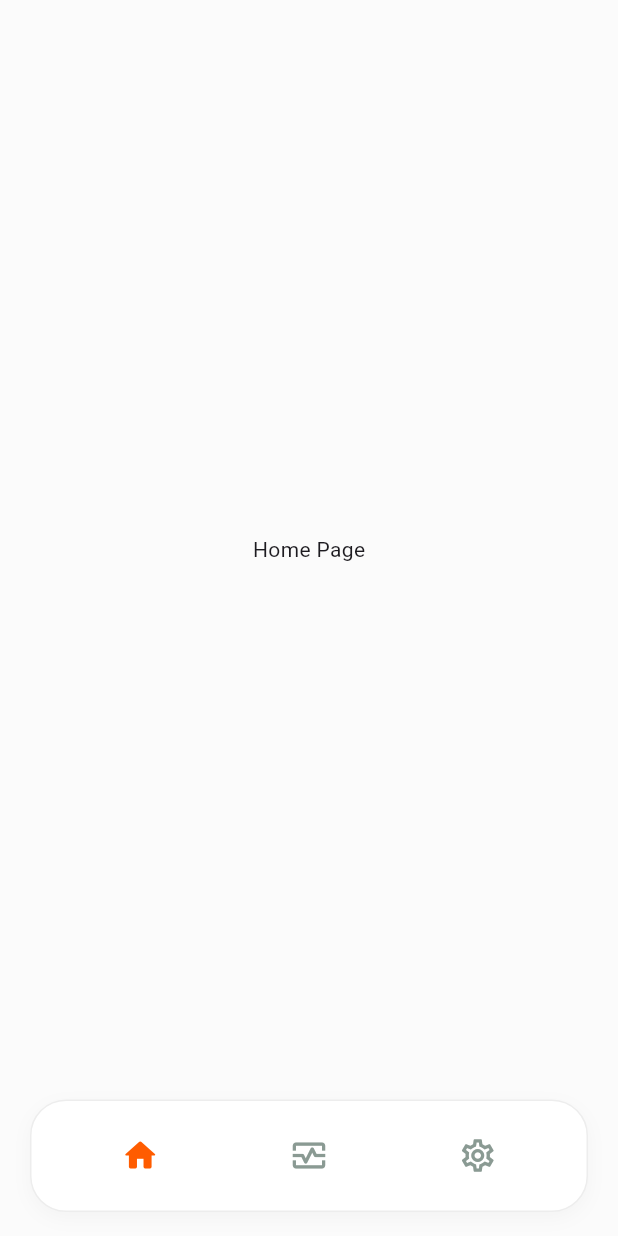
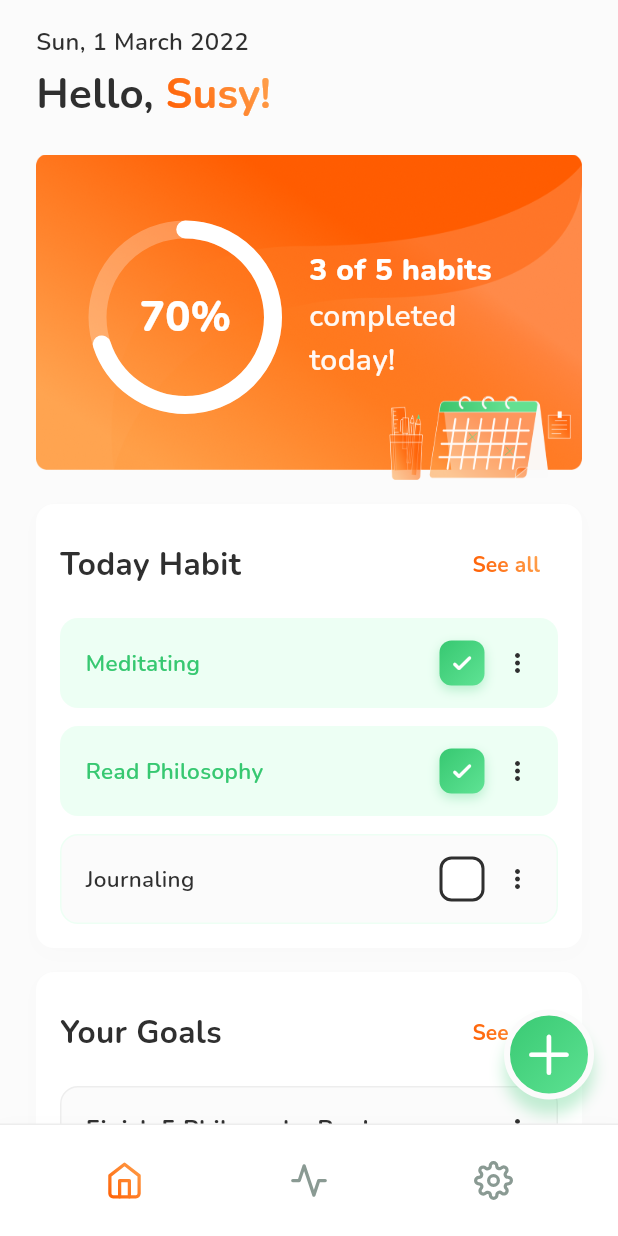
Before and after one commit to Mishaba189/Habita, a Flutter app: the BottomMenu screen opened directly, on a phone screen of 412 x 824 dp. Run offline on Flutter 3.47's test engine with Material 3 defaults, Android fonts, the phone set to English and light mode, and no system bars; our stand-ins replace firebase_auth, firebase_core, flutter_svg, google_fonts; accounts and stored records are empty.

Commit message:
home screen ui,bottom navigation bar function

```diff
--- a/lib/constants/app_colors.dart
+++ b/lib/constants/app_colors.dart
@@ -10,4 +10,9 @@ class AppColors {
     begin: Alignment.bottomLeft,
     end: Alignment.topRight,
   );
+  static const LinearGradient greenGradient = LinearGradient(
+    colors: [Color(0xFF37C871), Color(0xFF5FE394)],
+    begin: Alignment.topLeft,
+    end: Alignment.bottomRight,
+  );
 }
--- a/lib/screens/bottom_menu.dart
+++ b/lib/screens/bottom_menu.dart
@@ -1,6 +1,7 @@
 import 'package:flutter/material.dart';
-
+import 'package:habita/screens/home_screen.dart';
 import '../constants/app_colors.dart';
+import 'package:flutter_svg/flutter_svg.dart';
 
 class BottomMenuController {
   final ValueNotifier<int> currentIndex = ValueNotifier<int>(0);
@@ -13,19 +14,16 @@ class BottomMenuController {
     currentIndex.dispose();
   }
 }
-
 class BottomMenu extends StatelessWidget {
   final BottomMenuController controller = BottomMenuController();
   BottomMenu({super.key});
-
   @override
   Widget build(BuildContext context) {
     final double screenHeight = MediaQuery.of(context).size.height;
     final double screenWidth = MediaQuery.of(context).size.width;
     final double bottomPadding = MediaQuery.of(context).padding.bottom;
-
     final List<Widget> pages = [
-      const Center(child: Text("Home Page")),
+      HomeScreen(),
       const Center(child: Text("Activity Page")),
       const Center(child: Text("Settings Page")),
     ];
@@ -37,22 +35,11 @@ class BottomMenu extends StatelessWidget {
           backgroundColor: AppColors.grey,
           body: IndexedStack(index: activeIndex, children: pages),
           bottomNavigationBar: SafeArea(
-            child: Padding(
-              padding: EdgeInsets.fromLTRB(
-                20.0,
-                0.0,
-                20.0,
-                bottomPadding > 0 ? bottomPadding * 0.4 : 16.0,
-              ),
             child: Container(
               height: screenHeight < 700 ? 65 : 75,
               decoration: BoxDecoration(
                 color: Colors.white,
-                  borderRadius: BorderRadius.circular(24.0),
-                  border: Border.all(
-                    color: const Color(0xFFEDEDED),
-                    width: 1,
-                  ),
+                border: Border(top: BorderSide( color: const Color(0xFFEDEDED), width: 1,)),
                 boxShadow: [
                   BoxShadow(
                     color: Colors.black.withOpacity(0.03),
@@ -67,29 +54,25 @@ class BottomMenu extends StatelessWidget {
                   _navItem(
                     context: context,
                     index: 0,
-                      outlineIcon: Icons.home_outlined,
-                      filledIcon: Icons.home_rounded,
+                    assetPath: 'assets/icons/home.svg',
                     currentIndex: activeIndex,
                     screenWidth: screenWidth,
                   ),
                   _navItem(
                     context: context,
                     index: 1,
-                      outlineIcon: Icons.monitor_heart_outlined,
-                      filledIcon: Icons.monitor_heart_rounded,
+                    assetPath: 'assets/icons/activity.svg',
                     currentIndex: activeIndex,
                     screenWidth: screenWidth,
                   ),
                   _navItem(
                     context: context,
                     index: 2,
-                      outlineIcon: Icons.settings_outlined,
-                      filledIcon: Icons.settings_rounded,
+                    assetPath: 'assets/icons/settings.svg',
                     currentIndex: activeIndex,
                     screenWidth: screenWidth,
                   ),
                 ],
-                ),
               ),
             ),
           ),
@@ -101,15 +84,12 @@ class BottomMenu extends StatelessWidget {
   Widget _navItem({
     required BuildContext context,
     required int index,
-    required IconData outlineIcon,
-    required IconData filledIcon,
+    required String assetPath,
     required int currentIndex,
     required double screenWidth,
   }) {
     final bool isSelected = currentIndex == index;
-    final Color activeColor = AppColors.orange;
     final Color inactiveColor = const Color(0xFF8A9A93);
-
     final double computedWidth = screenWidth * 0.22;
 
     return GestureDetector(
@@ -123,10 +103,30 @@ class BottomMenu extends StatelessWidget {
           mainAxisAlignment: MainAxisAlignment.center,
           mainAxisSize: MainAxisSize.min,
           children: [
-            Icon(
-              isSelected ? filledIcon : outlineIcon,
-              color: isSelected ? activeColor : inactiveColor,
-              size: 26,
+            isSelected
+                ? ShaderMask(
+              shaderCallback: (Rect bounds) {
+                return AppColors.orangeGradient.createShader(bounds);
+              },
+              blendMode: BlendMode.srcIn,
+              child: SvgPicture.asset(
+                assetPath,
+                height: 26,
+                width: 26,
+                colorFilter: const ColorFilter.mode(
+                  Colors.white,
+                  BlendMode.srcIn,
+                ),
+              ),
+            )
+                : SvgPicture.asset(
+              assetPath,
+              height: 26,
+              width: 26,
+              colorFilter: ColorFilter.mode(
+                inactiveColor,
+                BlendMode.srcIn,
+              ),
             ),
           ],
         ),
--- /dev/null
+++ b/lib/screens/home_screen.dart
@@ -0,0 +1,528 @@
+import 'package:flutter/cupertino.dart';
+import 'package:flutter/material.dart';
+import 'package:google_fonts/google_fonts.dart';
+
+import '../constants/app_colors.dart';
+
+class HabitItem {
+  final String title;
+  bool isCompleted;
+
+  HabitItem({required this.title, required this.isCompleted});
+}
+
+class GoalItem {
+  final String title;
+  final double progressValue;
+  final String progressText;
+  final String frequency;
+
+  GoalItem({
+    required this.title,
+    required this.progressValue,
+    required this.progressText,
+    required this.frequency,
+  });
+}
+
+class HomeScreen extends StatelessWidget {
+  HomeScreen({super.key});
+  final ValueNotifier<List<HabitItem>> _habitsNotifier = ValueNotifier([
+    HabitItem(title: "Meditating", isCompleted: true),
+    HabitItem(title: "Read Philosophy", isCompleted: true),
+    HabitItem(title: "Journaling", isCompleted: false),
+  ]);
+
+  final ValueNotifier<List<GoalItem>> _goalsNotifier = ValueNotifier([
+    GoalItem(
+      title: "Finish 5 Philosophy Books",
+      progressValue: 0.7,
+      progressText: "5 from 7 days target",
+      frequency: "Everyday",
+    ),
+    GoalItem(
+      title: "Sleep before 11 pm",
+      progressValue: 0.7,
+      progressText: "5 from 7 days target",
+      frequency: "Everyday",
+    ),
+    GoalItem(
+      title: "Finish read The Hobbits",
+      progressValue: 0.5,
+      progressText: "3 from 7 days target",
+      frequency: "Everyday",
+    ),
+  ]);
+
+  @override
+  Widget build(BuildContext context) {
+    return Scaffold(
+      backgroundColor: AppColors.grey,
+      body: SafeArea(
+        child: SingleChildScrollView(
+          padding: const EdgeInsets.symmetric(horizontal: 24.0, vertical: 16.0),
+          child: Column(
+            crossAxisAlignment: CrossAxisAlignment.start,
+            children: [
+              // Date Subheader
+              Text(
+                "Sun, 1 March 2022",
+                style: GoogleFonts.nunito(
+                  color: AppColors.blackGrey,
+                  fontSize: 16,
+                  fontWeight: FontWeight.w600,
+                ),
+              ),
+              const SizedBox(height: 4),
+              // Greeting Header
+              Row(
+                mainAxisAlignment: MainAxisAlignment.spaceBetween,
+                children: [
+                  Row(
+                    children: [
+                      Text(
+                        "Hello, ",
+                        style: GoogleFonts.nunito(
+                          fontSize: 28,
+                          fontWeight: FontWeight.bold,
+                          color: AppColors.blackGrey,
+                        ),
+                      ),
+                      ShaderMask(
+                        shaderCallback: (Rect bounds) {
+                          return AppColors.orangeGradient.createShader(bounds);
+                        },
+                        blendMode: BlendMode.srcIn,
+                        child: Text(
+                          "Susy!",
+                          style: GoogleFonts.nunito(
+                            fontSize: 28,
+                            fontWeight: FontWeight.bold,
+                            color: Colors.white,
+                          ),
+                        ),
+                      ),
+                    ],
+                  ),
+                ],
+              ),
+              const SizedBox(height: 20),
+
+              // Progress Banner Card
+              Container(
+                width: double.infinity,
+                height: 217,
+                padding: const EdgeInsets.symmetric(horizontal: 41, vertical: 24),
+                decoration: const BoxDecoration(
+                  image: DecorationImage(
+                    image: AssetImage('assets/images/banner_bg.png'),
+                    fit: BoxFit.fill,
+                    alignment: Alignment.center,
+                  ),
+                ),
+                child: Stack(
+                  children: [
+                    Align(
+                      alignment: Alignment.center,
+                      child: Row(
+                        crossAxisAlignment: CrossAxisAlignment.center,
+                        children: [
+                          SizedBox(
+                            width: 117,
+                            height: 117,
+                            child: Stack(
+                              alignment: Alignment.center,
+                              children: [
+                                SizedBox.expand(
+                                  child: CircularProgressIndicator(
+                                    value: 0.7,
+                                    strokeWidth: 12,
+                                    backgroundColor: Colors.white.withValues(alpha: 0.25),
+                                    valueColor: const AlwaysStoppedAnimation<Color>(Colors.white),
+                                    strokeCap: StrokeCap.round,
+                                  ),
+                                ),
+                                Center(
+                                  child: FittedBox(
+                                    fit: BoxFit.scaleDown,
+                                    child: Padding(
+                                      padding: const EdgeInsets.all(8.0),
+                                      child: Text(
+                                        "70%",
+                                        style: GoogleFonts.nunito(
+                                          color: Colors.white,
+                                          fontSize: 28,
+                                          fontWeight: FontWeight.w800,
+                                        ),
+                                      ),
+                                    ),
+                                  ),
+                                ),
+                              ],
+                            ),
+                          ),
+                          const SizedBox(width: 24),
+                          Expanded(
+                            child: Column(
+                              mainAxisSize: MainAxisSize.min,
+                              crossAxisAlignment: CrossAxisAlignment.start,
+                              children: [
+                                Text(
+                                  "3 of 5 habits",
+                                  style: GoogleFonts.nunito(
+                                    color: Colors.white,
+                                    fontSize: 20,
+                                    fontWeight: FontWeight.w800,
+                                    height: 1.1,
+                                  ),
+                                ),
+                                const SizedBox(height: 6),
+                                Text(
+                                  "completed today!",
+                                  style: GoogleFonts.nunito(
+                                    color: Colors.white.withValues(alpha: 0.95),
+                                    fontSize: 20,
+                                    fontWeight: FontWeight.w600,
+                                  ),
+                                ),
+                              ],
+                            ),
+                          ),
+                        ],
+                      ),
+                    ),
+                  ],
+                ),
+              ),
+              const SizedBox(height: 16),
+
+              // Today Habit Container
+              Container(
+                padding: const EdgeInsets.all(16.0),
+                decoration: BoxDecoration(
+                  color: Colors.white,
+                  borderRadius: BorderRadius.circular(12.0),
+                  boxShadow: [
+                    BoxShadow(
+                      color: Colors.black.withValues(alpha: 0.01),
+                      blurRadius: 10,
+                      offset: const Offset(0, 4),
+                    ),
+                  ],
+                ),
+                child: Column(
+                  crossAxisAlignment: CrossAxisAlignment.start,
+                  children: [
+                    Row(
+                      mainAxisAlignment: MainAxisAlignment.spaceBetween,
+                      children: [
+                        Text(
+                          "Today Habit",
+                          style: GoogleFonts.nunito(
+                            fontSize: 21,
+                            fontWeight: FontWeight.bold,
+                            color: AppColors.blackGrey,
+                          ),
+                        ),
+                        TextButton(
+                          onPressed: () {},
+                          child: ShaderMask(
+                            shaderCallback: (Rect bounds) {
+                              return AppColors.orangeGradient.createShader(bounds);
+                            },
+                            blendMode: BlendMode.srcIn,
+                            child: Text(
+                              "See all",
+                              style: GoogleFonts.nunito(
+                                color: AppColors.orange,
+                                fontWeight: FontWeight.bold,
+                                fontSize: 14,
+                              ),
+                            ),
+                          ),
+                        ),
+                      ],
+                    ),
+                    const SizedBox(height: 12),
+                    ValueListenableBuilder<List<HabitItem>>(
+                      valueListenable: _habitsNotifier,
+                      builder: (context, habits, child) {
+                        return ListView.separated(
+                          itemCount: habits.length,
+                          shrinkWrap: true,
+                          physics: const NeverScrollableScrollPhysics(),
+                          separatorBuilder: (context, index) => const SizedBox(height: 12),
+                          itemBuilder: (context, index) {
+                            final habit = habits[index];
+                            return _buildHabitCard(
+                              title: habit.title,
+                              isCompleted: habit.isCompleted,
+                              onToggle: () {
+                                habit.isCompleted = !habit.isCompleted;
+                                _habitsNotifier.value = List.from(habits);
+                              },
+                            );
+                          },
+                        );
+                      },
+                    ),
+                  ],
+                ),
+              ),
+              const SizedBox(height: 16),
+
+              // Your Goals Container with ListView.builder
+              Container(
+                padding: const EdgeInsets.all(16.0),
+                decoration: BoxDecoration(
+                  color: Colors.white,
+                  borderRadius: BorderRadius.circular(12.0),
+                  boxShadow: [
+                    BoxShadow(
+                      color: Colors.black.withValues(alpha: 0.01),
+                      blurRadius: 10,
+                      offset: const Offset(0, 4),
+                    ),
+                  ],
+                ),
+                child: Column(
+                  crossAxisAlignment: CrossAxisAlignment.start,
+                  children: [
+                    Row(
+                      mainAxisAlignment: MainAxisAlignment.spaceBetween,
+                      children: [
+                        Text(
+                          "Your Goals",
+                          style: GoogleFonts.nunito(
+                            fontSize: 21,
+                            fontWeight: FontWeight.bold,
+                            color: AppColors.blackGrey,
+                          ),
+                        ),
+                        TextButton(
+                          onPressed: () {},
+                          child: ShaderMask(
+                            shaderCallback: (Rect bounds) {
+                              return AppColors.orangeGradient.createShader(bounds);
+                            },
+                            blendMode: BlendMode.srcIn,
+                            child: Text(
+                              "See all",
+                              style: GoogleFonts.nunito(
+                                color: AppColors.orange,
+                                fontWeight: FontWeight.bold,
+                                fontSize: 14,
+                              ),
+                            ),
+                          ),
+                        ),
+                      ],
+                    ),
+                    const SizedBox(height: 12),
+                    ValueListenableBuilder<List<GoalItem>>(
+                      valueListenable: _goalsNotifier,
+                      builder: (context, goals, child) {
+                        return ListView.separated(
+                          itemCount: goals.length,
+                          shrinkWrap: true,
+                          physics: const NeverScrollableScrollPhysics(),
+                          separatorBuilder: (context, index) => const SizedBox(height: 12),
+                          itemBuilder: (context, index) {
+                            final goal = goals[index];
+                            return _buildGoalCard(
+                              title: goal.title,
+                              progressValue: goal.progressValue,
+                              progressText: goal.progressText,
+                              frequency: goal.frequency,
+                            );
+                          },
+                        );
+                      },
+                    ),
+                  ],
+                ),
+              ),
+              const SizedBox(height: 50),
+            ],
+          ),
+        ),
+      ),
+      floatingActionButton: Container(
+        width: 60,
+        height: 60,
+        decoration: BoxDecoration(
+          shape: BoxShape.circle,
+          gradient: AppColors.greenGradient,
+          border: Border.all(
+            color: AppColors.grey,
+            width: 4,
+          ),
+          boxShadow: [
+            BoxShadow(
+              color: const Color(0xFF37C871).withValues(alpha: 0.3),
+              blurRadius: 8,
+              offset: const Offset(0, 10),
+            ),
+          ],
+        ),
+        child: FloatingActionButton(
+          onPressed: () {},
+          backgroundColor: Colors.transparent,
+          elevation: 0,
+          highlightElevation: 0,
+          shape: const CircleBorder(),
+          child: const Icon(CupertinoIcons.plus, color: Colors.white, size: 38, weight: 4),
+        ),
+      ),
+    );
+  }
+
+  Widget _buildHabitCard({
+    required String title,
+    required bool isCompleted,
+    required VoidCallback onToggle,
+  }) {
+    return Container(
+      padding: const EdgeInsets.symmetric(horizontal: 16, vertical: 14),
+      decoration: BoxDecoration(
+        color: isCompleted ? const Color(0xFFEDFFF4) : AppColors.grey,
+        borderRadius: BorderRadius.circular(12),
+        border: Border.all(
+          color: isCompleted ? Colors.transparent : const Color(0xFFEDFFF4),
+        ),
+      ),
+      child: Row(
+        mainAxisAlignment: MainAxisAlignment.spaceBetween,
+        children: [
+          Text(
+            title,
+            style: GoogleFonts.nunito(
+              fontSize: 15,
+              fontWeight: FontWeight.w600,
+              color: isCompleted ? const Color(0xFF37C871) : AppColors.blackGrey,
+            ),
+          ),
+          Row(
+            children: [
+              GestureDetector(
+                onTap: onToggle,
+                child: Container(
+                  width: 30,
+                  height: 30,
+                  decoration: BoxDecoration(
+                    gradient: isCompleted ? AppColors.greenGradient : null,
+                    color: isCompleted ? null : Colors.white,
+                    borderRadius: BorderRadius.circular(8),
+                    border: Border.all(
+                      color: isCompleted ? Colors.transparent : AppColors.blackGrey,
+                      width: 2,
+                    ),
+                    boxShadow: isCompleted
+                        ? [
+                      BoxShadow(
+                        color: const Color(0xFF37C871).withValues(alpha: 0.3),
+                        blurRadius: 6,
+                        offset: const Offset(0, 3),
+                      ),
+                    ]
+                        : [],
+                  ),
+                  child: isCompleted
+                      ? const Icon(
+                    Icons.check_rounded,
+                    size: 16,
+                    fontWeight: FontWeight.w900,
+                    color: Colors.white,
+                  )
+                      : null,
+                ),
+              ),
+              const SizedBox(width: 12),
+              const Icon(Icons.more_vert, size: 20, color: AppColors.blackGrey),
+            ],
+          ),
+        ],
+      ),
+    );
+  }
+
+  Widget _buildGoalCard({
+    required String title,
+    required double progressValue,
+    required String progressText,
+    required String frequency,
+  }) {
+    return Container(
+      padding: const EdgeInsets.all(16),
+      decoration: BoxDecoration(
+        color: AppColors.grey,
+        borderRadius: BorderRadius.circular(12),
+        border: Border.all(color: const Color(0xFFEDEDED)),
+      ),
+      child: Column(
+        crossAxisAlignment: CrossAxisAlignment.start,
+        children: [
+          Row(
+            mainAxisAlignment: MainAxisAlignment.spaceBetween,
+            children: [
+              Expanded(
+                child: Text(
+                  title,
+                  style: GoogleFonts.nunito(
+                    fontSize: 16,
+                    fontWeight: FontWeight.bold,
+                    color: AppColors.blackGrey,
+                  ),
+                ),
+              ),
+              Icon(Icons.more_vert, size: 20, color: AppColors.blackGrey),
+            ],
+          ),
+          const SizedBox(height: 12),
+          Padding(
+            padding: const EdgeInsets.only(right: 24),
+            child: LayoutBuilder(
+              builder: (context, constraints) {
+                final double maxWidth = constraints.maxWidth;
+                return Container(
+                  height: 10,
+                  decoration: BoxDecoration(
+                    color: const Color(0xFFEDEDED),
+                    borderRadius: BorderRadius.circular(4),
+                  ),
+                  alignment: Alignment.centerLeft,
+                  child: Container(
+                    width: maxWidth * progressValue,
+                    height: 13,
+                    decoration: BoxDecoration(
+                      gradient: AppColors.orangeGradient,
+                      borderRadius: BorderRadius.circular(4),
+                    ),
+                  ),
+                );
+              },
+            ),
+          ),
+          const SizedBox(height: 10),
+          Text(
+            progressText,
+            style: GoogleFonts.nunito(
+              fontSize: 14,
+              color: AppColors.blackGrey,
+              fontWeight: FontWeight.w500,
+            ),
+          ),
+          const SizedBox(height: 6),
+          Text(
+            frequency,
+            style: GoogleFonts.nunito(
+              fontSize: 14,
+              color: AppColors.orange,
+              fontWeight: FontWeight.w500,
+            ),
+          ),
+        ],
+      ),
+    );
+  }
+}
--- a/pubspec.yaml
+++ b/pubspec.yaml
@@ -65,6 +65,10 @@ flutter:
   # To add assets to your application, add an assets section, like this:
   assets:
     - assets/icons/google.svg
+    - assets/icons/settings.svg
+    - assets/icons/activity.svg
+    - assets/icons/home.svg
+    - assets/images/banner_bg.png
 
 
   # An image asset can refer to one or more resolution-specific "variants", see
```
Also changed, not shown: assets/icons/activity.svg (added), assets/icons/home.svg (added), assets/icons/settings.svg (added), assets/images/banner_bg.png (added). Lines whose indentation alone changed are shown as unchanged.
